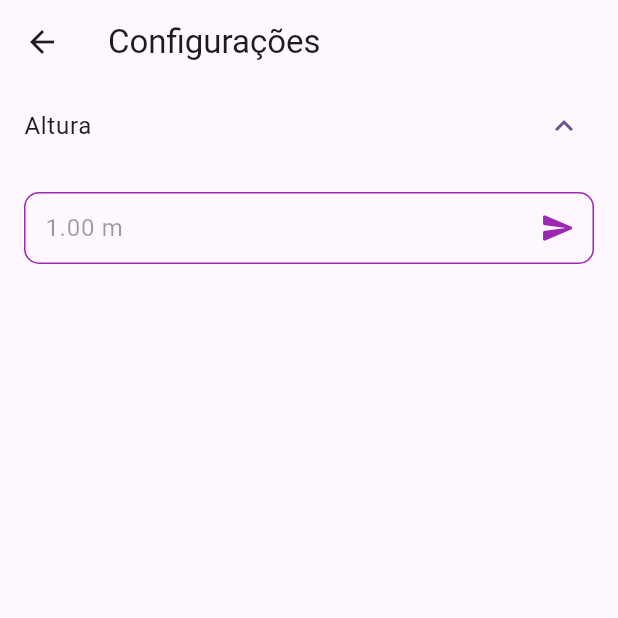
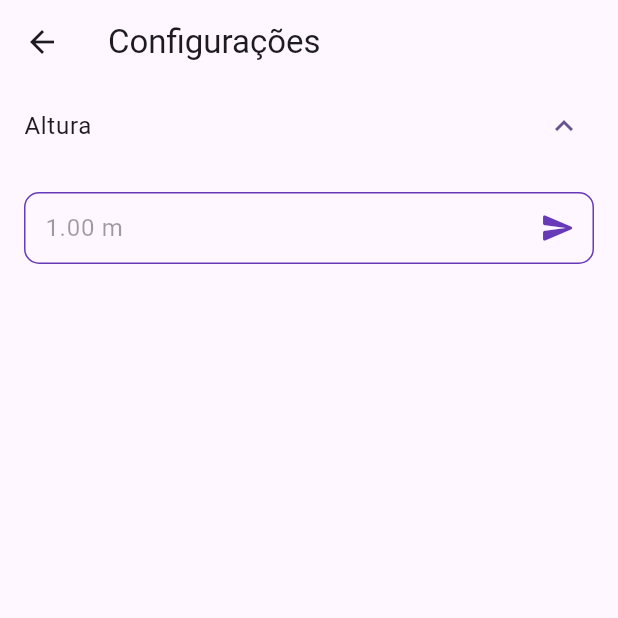
Before and after one commit to hakkinenT/flutter_calculadora_imc_hive, a Flutter app: the SettingsPage screen opened directly, after a tap on "Altura", on a phone screen of 412 x 824 dp, the top half of it. Run offline on Flutter 3.47's test engine with Material 2 defaults, Android fonts, the phone set to English and light mode, and no system bars; our stand-ins replace sqflite; accounts and stored records are empty; network calls fail.

Commit message:
style: changed all Colors.purple for Colors.deepPurple

```diff
--- a/lib/pages/settings_page.dart
+++ b/lib/pages/settings_page.dart
@@ -1,4 +1,5 @@
 import 'package:flutter/material.dart';
+import 'package:flutter_calculadora_imc/utils/constants.dart';
 
 import '../models/imc.dart';
 import '../repositories/imc_repository.dart';
@@ -152,7 +153,7 @@ class _AddAltura extends StatelessWidget {
         onPressed: onPressed,
         icon: const Icon(
           Icons.send_rounded,
-          color: Colors.purple,
+          color: appColor,
         ));
   }
 }
--- /dev/null
+++ b/lib/utils/constants.dart
@@ -0,0 +1,3 @@
+import 'package:flutter/material.dart';
+
+const Color appColor = Colors.deepPurple;
--- a/lib/widgets/custom_elevated_button.dart
+++ b/lib/widgets/custom_elevated_button.dart
@@ -1,4 +1,5 @@
 import 'package:flutter/material.dart';
+import 'package:flutter_calculadora_imc/utils/constants.dart';
 
 class CustomElevatedButton extends StatelessWidget {
   const CustomElevatedButton({
@@ -16,7 +17,7 @@ class CustomElevatedButton extends StatelessWidget {
     return _CustomElevatedButtonBody(
       child: ElevatedButton(
         style: ElevatedButton.styleFrom(
-          backgroundColor: Colors.purple,
+          backgroundColor: appColor,
           foregroundColor: Colors.white,
           shape: RoundedRectangleBorder(
             borderRadius: BorderRadius.circular(10),
--- a/lib/widgets/custom_snack_bar.dart
+++ b/lib/widgets/custom_snack_bar.dart
@@ -23,10 +23,7 @@ SnackBar _customSnackBar(
     content: Text(
       message,
       style: TextStyle(
-          color: textColor,
-          fontSize: 16,
-          fontWeight: FontWeight.w500,
-          letterSpacing: 0.9),
+          color: textColor, fontWeight: FontWeight.w500, letterSpacing: 0.9),
     ),
     backgroundColor: backgroundColor,
   );
--- a/lib/widgets/custom_text_form_field.dart
+++ b/lib/widgets/custom_text_form_field.dart
@@ -1,4 +1,5 @@
 import 'package:flutter/material.dart';
+import 'package:flutter_calculadora_imc/utils/constants.dart';
 
 class CustomTextFormField extends StatelessWidget {
   const CustomTextFormField({
@@ -20,7 +21,7 @@ class CustomTextFormField extends StatelessWidget {
   Widget build(BuildContext context) {
     final border = OutlineInputBorder(
         borderRadius: BorderRadius.circular(10),
-        borderSide: const BorderSide(color: Colors.purple));
+        borderSide: const BorderSide(color: appColor));
 
     return TextFormField(
       controller: controller,
--- a/lib/widgets/purple_linear_progress_indicator.dart
+++ b/lib/widgets/purple_linear_progress_indicator.dart
@@ -1,4 +1,5 @@
 import 'package:flutter/material.dart';
+import 'package:flutter_calculadora_imc/utils/constants.dart';
 
 class PurpleLinearProgressIndicator extends StatelessWidget {
   const PurpleLinearProgressIndicator({super.key});
@@ -6,7 +7,7 @@ class PurpleLinearProgressIndicator extends StatelessWidget {
   @override
   Widget build(BuildContext context) {
     return const LinearProgressIndicator(
-      color: Colors.purple,
+      color: appColor,
     );
   }
 }
```
Also changed, not shown: lib/widgets/imc_item.dart (+6 -1 lines).
